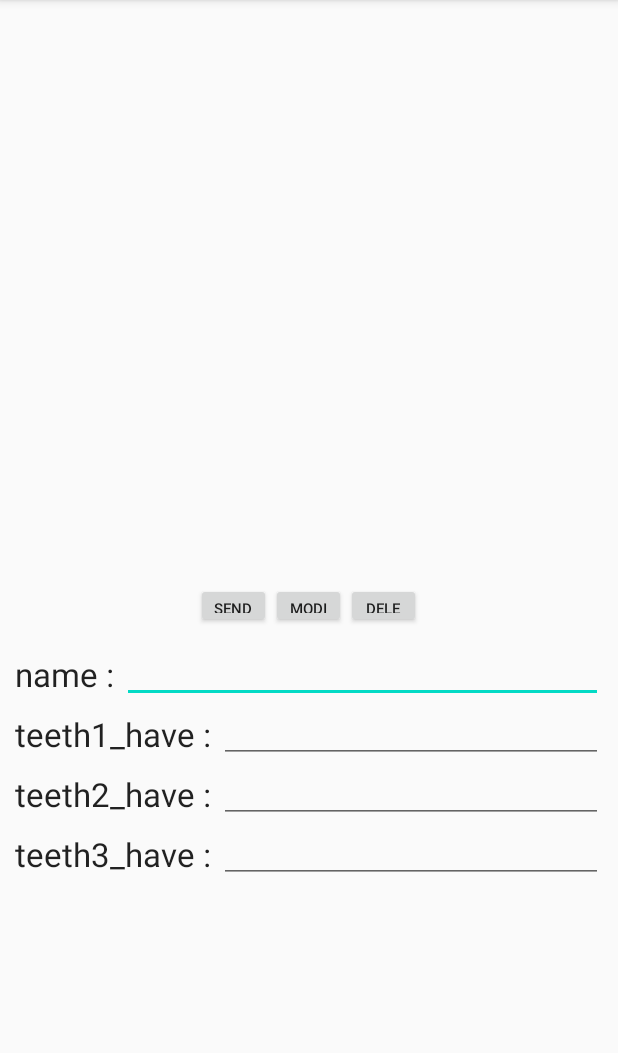
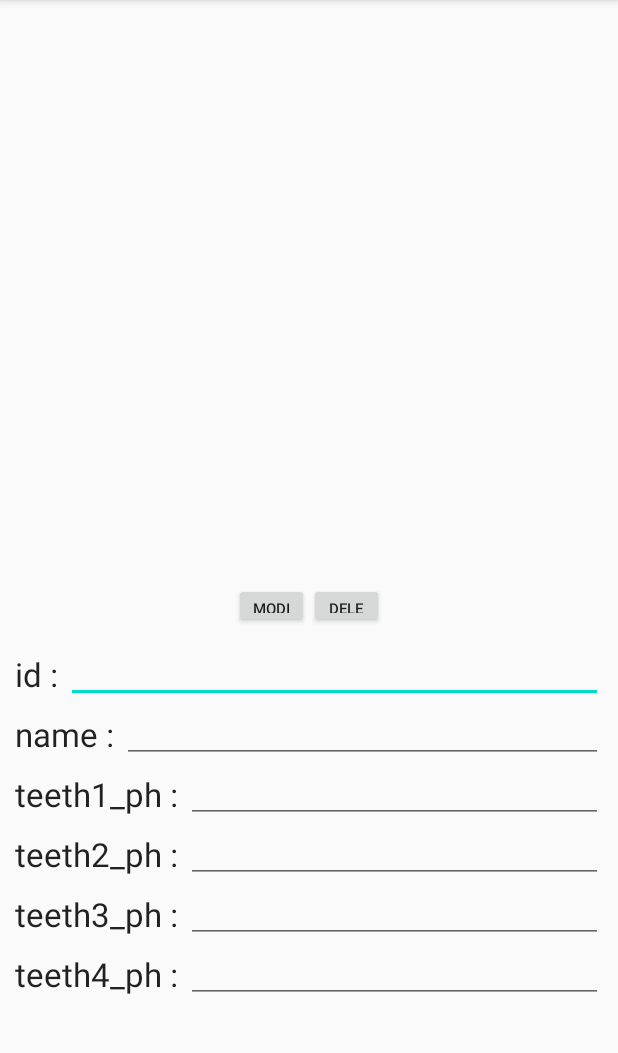
Before and after one commit to SDB016/AndroidToDB, an Android app: the screen it shows after launch (MainActivity), after a tap on an icon or button, on a phone screen of 412 x 824 dp, the part 84-1137 px from its top. Run offline under Robolectric (Android 15) with nearby library versions, the phone set to English and light mode, and no system bars; libraries missing offline, so code that uses them is left out: org.json.simple.

Commit message:
이빨유무데이터 전송 -> 이빨 ph전송

```diff
--- a/app/src/main/java/com/example/insertdata/MainActivity.java
+++ b/app/src/main/java/com/example/insertdata/MainActivity.java
@@ -45,8 +45,8 @@ public class MainActivity extends AppCompatActivity {
     private String[] teeth3_haveList;
     private String[] teeth4_haveList;
 
-    private EditText name, teeth1_have, teeth2_have, teeth3_have;
-    private Button btn_send;
+    private EditText id,name, teeth1_ph, teeth2_ph, teeth3_ph,teeth4_ph;
+   // private Button btn_send;
     private Button btn_modify;
     private Button btn_delete;
 
@@ -73,23 +73,25 @@ public class MainActivity extends AppCompatActivity {
         mcrudThread = new CRUDThread();
         mhandler = new Handler();
 
+        id = (EditText)findViewById(R.id.editText);
         name = (EditText)findViewById(R.id.editText0);
-        teeth1_have = (EditText)findViewById(R.id.editText1);
-        teeth2_have = (EditText)findViewById(R.id.editText2);
-        teeth3_have = (EditText)findViewById(R.id.editText3);
-        btn_send = (Button)findViewById(R.id.btn_send);
+        teeth1_ph = (EditText)findViewById(R.id.editText1);
+        teeth2_ph = (EditText)findViewById(R.id.editText2);
+        teeth3_ph = (EditText)findViewById(R.id.editText3);
+        teeth4_ph = (EditText)findViewById(R.id.editText4);
+      //  btn_send = (Button)findViewById(R.id.btn_send);
         btn_modify = findViewById(R.id.btn_modify);
         btn_delete = findViewById(R.id.btn_delete);
 
 
         mcrudThread.start();
-        btn_send.setOnClickListener(new View.OnClickListener() {
+       /* btn_send.setOnClickListener(new View.OnClickListener() {
             @Override
             public void onClick(View v) {
                 clicked=true;
                 flag = "send";
             }
-        });
+        });*/
 
         btn_modify.setOnClickListener(new View.OnClickListener() {
             @Override
@@ -120,7 +122,7 @@ public class MainActivity extends AppCompatActivity {
                         e.printStackTrace();
                         Log.d("dpdpdpdpdp","No!!!!!!!!!!!");
                     }
-                    result = request.PhPtest(String.valueOf(name.getText()),String.valueOf(teeth1_have.getText()),String.valueOf(teeth2_have.getText()),String.valueOf(teeth3_have.getText()),flag);
+                    result = request.PhPtest(String.valueOf(id.getText()),String.valueOf(name.getText()),String.valueOf(teeth1_ph.getText()),String.valueOf(teeth2_ph.getText()),String.valueOf(teeth3_ph.getText()),String.valueOf(teeth4_ph.getText()),flag);
 
                     mhandler.post(new Runnable() {
                         @Override
--- a/app/src/main/java/com/example/insertdata/PHPRequest.java
+++ b/app/src/main/java/com/example/insertdata/PHPRequest.java
@@ -28,10 +28,10 @@ public class PHPRequest {
         return jsonHtml.toString();
     }
 
-    public String PhPtest(final String name, final String teeth1_have, final String teeth2_have,final String teeth3_have,final String flag) {
+    public String PhPtest(final String id, final String name, final String teeth1_ph, final String teeth2_ph,final String teeth3_ph,final String teeth4_ph,final String flag) {
         try {
-            String postData = "name=" + name + "&" + "teeth1_have=" + teeth1_have + "&" + "teeth2_have=" + teeth2_have + "&" + "teeth3_have=" + teeth3_have + "&" + "flag=" + flag;
-            Log.d("param","param = " + flag + ' '+teeth1_have+ ' '+teeth2_have+ ' '+teeth3_have);
+            String postData = "id=" + id + "&" +"name=" + name + "&" + "teeth1_ph=" + teeth1_ph + "&" + "teeth2_ph=" + teeth2_ph + "&" + "teeth3_ph=" + teeth3_ph+ "&" + "teeth4_ph=" + teeth4_ph + "&" + "flag=" + flag;
+            Log.d("param","param = " + flag + ' '+teeth1_ph+ ' '+teeth2_ph+ ' '+teeth3_ph+' '+teeth4_ph);
             HttpURLConnection conn = (HttpURLConnection)url.openConnection();
             conn.setRequestProperty("Content-Type", "application/x-www-form-urlencoded");
             conn.setRequestMethod("POST");
--- a/app/src/main/res/layout/activity_main.xml
+++ b/app/src/main/res/layout/activity_main.xml
@@ -36,6 +36,7 @@
                 android:layout_height="wrap_content"
                 android:layout_gravity="center"
                 android:orientation="horizontal">
+                <!--
                 <Button
                     android:layout_width="50dp"
                     android:layout_height="30dp"
@@ -43,6 +44,7 @@
                     android:text="Send"
                     android:id="@+id/btn_send"
                     android:layout_gravity="center_horizontal" />
+                -->
                 <Button
                     android:layout_width="50dp"
                     android:layout_height="30dp"
@@ -64,6 +66,26 @@
                 android:layout_height="wrap_content"
                 android:orientation="vertical"
                 android:layout_margin="10dp">
+
+                <LinearLayout
+                android:orientation="horizontal"
+                android:layout_width="match_parent"
+                android:layout_height="40dp">
+
+                <TextView
+                    android:layout_width="wrap_content"
+                    android:layout_height="wrap_content"
+                    android:textAppearance="?android:attr/textAppearanceLarge"
+                    android:text="id : "
+                    android:id="@+id/data" />
+
+                <EditText
+                    android:layout_width="wrap_content"
+                    android:layout_height="wrap_content"
+                    android:id="@+id/editText"
+                    android:textColor="#8977ad"
+                    android:layout_weight="1" />
+            </LinearLayout>
 
                 <LinearLayout
                     android:orientation="horizontal"
@@ -93,7 +115,7 @@
                         android:layout_width="wrap_content"
                         android:layout_height="wrap_content"
                         android:textAppearance="?android:attr/textAppearanceLarge"
-                        android:text="teeth1_have : "
+                        android:text="teeth1_ph : "
                         android:id="@+id/data1" />
 
                     <EditText
@@ -112,7 +134,7 @@
                         android:layout_width="wrap_content"
                         android:layout_height="wrap_content"
                         android:textAppearance="?android:attr/textAppearanceLarge"
-                        android:text="teeth2_have : "
+                        android:text="teeth2_ph : "
                         android:id="@+id/data2" />
 
                     <EditText
@@ -131,7 +153,7 @@
                         android:layout_width="wrap_content"
                         android:layout_height="wrap_content"
                         android:textAppearance="?android:attr/textAppearanceLarge"
-                        android:text="teeth3_have : "
+                        android:text="teeth3_ph : "
                         android:id="@+id/data3" />
 
                     <EditText
@@ -141,6 +163,24 @@
                         android:id="@+id/editText3"
                         android:layout_weight="1" />
                 </LinearLayout>
+                <LinearLayout
+                    android:orientation="horizontal"
+                    android:layout_width="match_parent"
+                    android:layout_height="40dp">
+                    <TextView
+                        android:layout_width="wrap_content"
+                        android:layout_height="wrap_content"
+                        android:textAppearance="?android:attr/textAppearanceLarge"
+                        android:text="teeth4_ph : "
+                        android:id="@+id/data4" />
+
+                    <EditText
+                        android:layout_width="wrap_content"
+                        android:layout_height="wrap_content"
+                        android:textColor="#8977ad"
+                        android:id="@+id/editText4"
+                        android:layout_weight="1" />
+                </LinearLayout>
             </LinearLayout>
         </LinearLayout>
     </LinearLayout>
```
Also changed, not shown: 2 other files.
